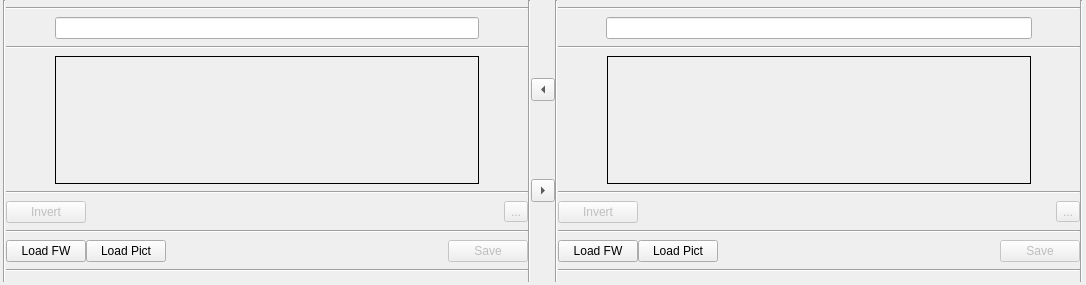
Old version of the form companion/src/customizesplashdialog.ui in the repository opentx/opentx.
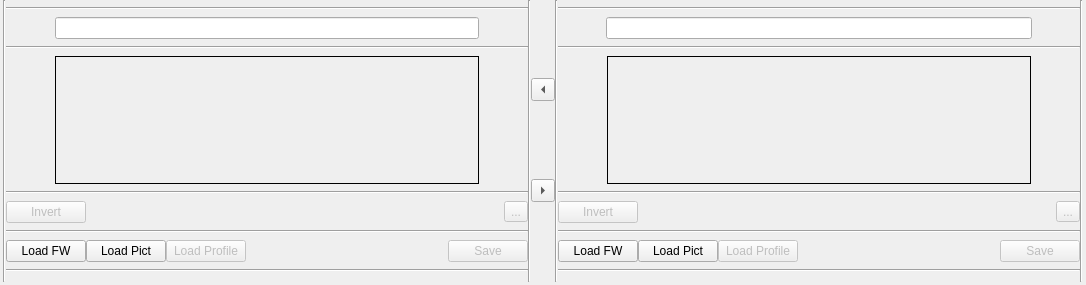
New version of the form. Icons and pictures are not drawn.

Commit message: Moved fields around in the fwPref dialog to make it clear what affects the current settings (profile) and what configures the download.

The edit to the form file:
```diff
--- a/companion/src/customizesplashdialog.ui
+++ b/companion/src/customizesplashdialog.ui
@@ -268,6 +268,16 @@
            </property>
           </widget>
          </item>
+         <item>
+          <widget class="QPushButton" name="leftLoadProfileButton">
+           <property name="enabled">
+            <bool>false</bool>
+           </property>
+           <property name="text">
+            <string>Load Profile</string>
+           </property>
+          </widget>
+         </item>
          <item>
           <spacer name="horizontalSpacer_2">
            <property name="orientation">
@@ -557,6 +567,16 @@
            </property>
           </widget>
          </item>
+         <item>
+          <widget class="QPushButton" name="rightLoadProfileButton">
+           <property name="enabled">
+            <bool>false</bool>
+           </property>
+           <property name="text">
+            <string>Load Profile</string>
+           </property>
+          </widget>
+         </item>
          <item>
           <spacer name="horizontalSpacer_3">
            <property name="orientation">
```
Left out of the diff: 1 changed line with no effect on the pictures. The commit also changes 5 other files.
